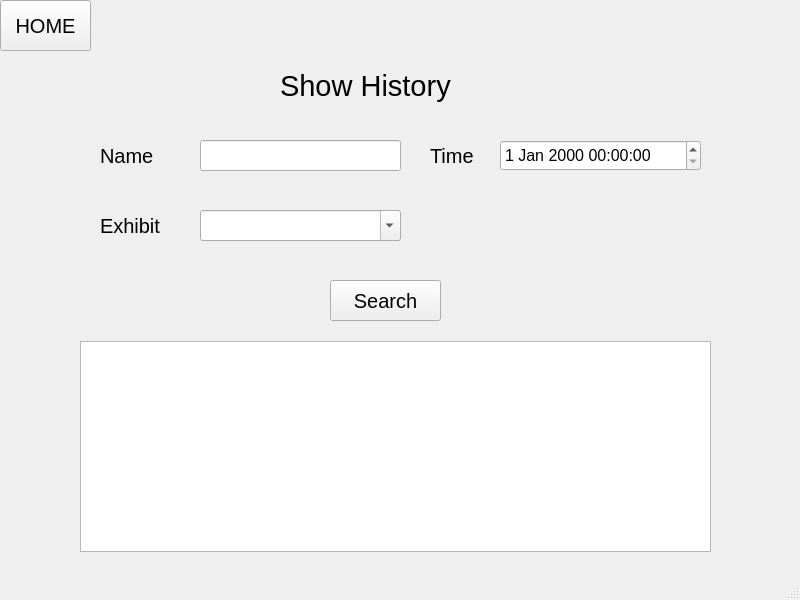
This is ui/visitorShowHistory.ui in jxzhou131/CS-4400-Atlanta-Zoo-Database as Qt 5 draws it before an edit. The edited form follows.
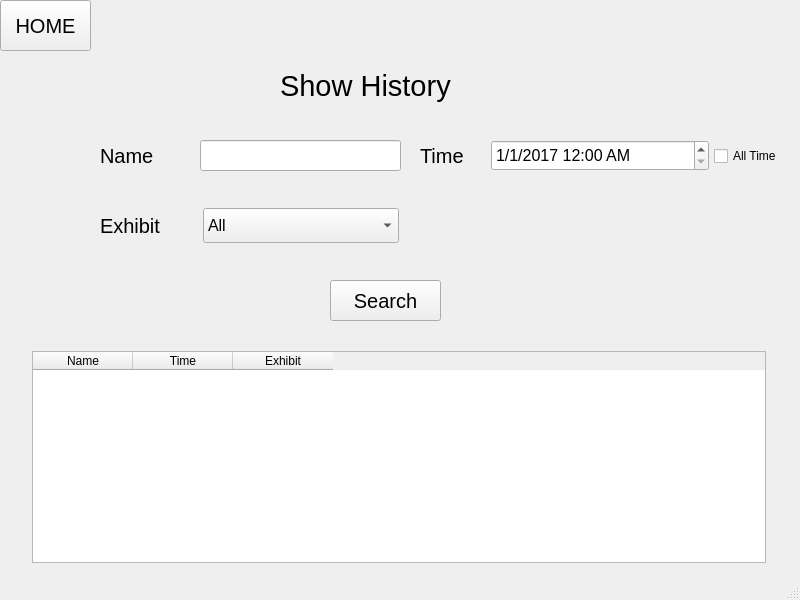
This is the edited form.

The edit to the form file:
```diff
--- a/ui/visitorShowHistory.ui
+++ b/ui/visitorShowHistory.ui
@@ -71,18 +71,40 @@
    <widget class="QDateTimeEdit" name="dateTimeEdit">
     <property name="geometry">
      <rect>
-      <x>500</x>
+      <x>491</x>
       <y>140</y>
-      <width>201</width>
+      <width>218</width>
       <height>31</height>
      </rect>
     </property>
+    <property name="minimumSize">
+     <size>
+      <width>218</width>
+      <height>31</height>
+     </size>
+    </property>
+    <property name="maximumSize">
+     <size>
+      <width>218</width>
+      <height>31</height>
+     </size>
+    </property>
     <property name="font">
      <font>
       <family>MS Sans Serif</family>
       <pointsize>12</pointsize>
      </font>
     </property>
+    <property name="date">
+     <date>
+      <year>2017</year>
+      <month>1</month>
+      <day>1</day>
+     </date>
+    </property>
+    <property name="displayFormat">
+     <string>M/d/yyyy h:mm AP</string>
+    </property>
    </widget>
    <widget class="QLabel" name="nameLabel">
     <property name="geometry">
@@ -103,16 +125,6 @@
      <string>Name</string>
     </property>
    </widget>
-   <widget class="QTableView" name="tableView">
-    <property name="geometry">
-     <rect>
-      <x>80</x>
-      <y>341</y>
-      <width>631</width>
-      <height>211</height>
-     </rect>
-    </property>
-   </widget>
    <widget class="QLabel" name="exhibitHistoryLabel">
     <property name="geometry">
      <rect>
@@ -154,12 +166,24 @@
    <widget class="QLabel" name="timeLabel">
     <property name="geometry">
      <rect>
-      <x>430</x>
+      <x>420</x>
       <y>140</y>
-      <width>71</width>
+      <width>58</width>
       <height>31</height>
      </rect>
     </property>
+    <property name="minimumSize">
+     <size>
+      <width>58</width>
+      <height>31</height>
+     </size>
+    </property>
+    <property name="maximumSize">
+     <size>
+      <width>58</width>
+      <height>31</height>
+     </size>
+    </property>
     <property name="font">
      <font>
       <family>MS Sans Serif</family>
@@ -170,24 +194,125 @@
      <string>Time</string>
     </property>
    </widget>
-   <widget class="QFontComboBox" name="fontComboBox">
+   <widget class="QComboBox" name="exhibitComboBox">
     <property name="geometry">
      <rect>
-      <x>200</x>
-      <y>210</y>
-      <width>201</width>
-      <height>31</height>
+      <x>203</x>
+      <y>208</y>
+      <width>196</width>
+      <height>35</height>
      </rect>
     </property>
+    <property name="minimumSize">
+     <size>
+      <width>196</width>
+      <height>35</height>
+     </size>
+    </property>
+    <property name="maximumSize">
+     <size>
+      <width>196</width>
+      <height>35</height>
+     </size>
+    </property>
     <property name="font">
      <font>
       <family>MS Sans Serif</family>
       <pointsize>12</pointsize>
      </font>
     </property>
-    <property name="currentText">
-     <string/>
+    <item>
+     <property name="text">
+      <string>All</string>
+     </property>
+    </item>
+    <item>
+     <property name="text">
+      <string>Sahara</string>
+     </property>
+    </item>
+    <item>
+     <property name="text">
+      <string>Pacific</string>
+     </property>
+    </item>
+    <item>
+     <property name="text">
+      <string>Birds</string>
+     </property>
+    </item>
+    <item>
+     <property name="text">
+      <string>Jungle</string>
+     </property>
+    </item>
+    <item>
+     <property name="text">
+      <string>Mountainous</string>
+     </property>
+    </item>
+   </widget>
+   <widget class="QCheckBox" name="allTimeCheckBox">
+    <property name="geometry">
+     <rect>
+      <x>714</x>
+      <y>146</y>
+      <width>81</width>
+      <height>20</height>
+     </rect>
     </property>
+    <property name="minimumSize">
+     <size>
+      <width>81</width>
+      <height>20</height>
+     </size>
+    </property>
+    <property name="maximumSize">
+     <size>
+      <width>81</width>
+      <height>20</height>
+     </size>
+    </property>
+    <property name="text">
+     <string>All Time</string>
+    </property>
+   </widget>
+   <widget class="QTableWidget" name="tableWidget">
+    <property name="geometry">
+     <rect>
+      <x>32</x>
+      <y>351</y>
+      <width>734</width>
+      <height>212</height>
+     </rect>
+    </property>
+    <property name="minimumSize">
+     <size>
+      <width>734</width>
+      <height>212</height>
+     </size>
+    </property>
+    <property name="maximumSize">
+     <size>
+      <width>734</width>
+      <height>212</height>
+     </size>
+    </property>
+    <column>
+     <property name="text">
+      <string>Name</string>
+     </property>
+    </column>
+    <column>
+     <property name="text">
+      <string>Time</string>
+     </property>
+    </column>
+    <column>
+     <property name="text">
+      <string>Exhibit</string>
+     </property>
+    </column>
    </widget>
   </widget>
   <widget class="QStatusBar" name="statusbar"/>
```
Left out of the diff: 74 changed lines with no effect on the pictures.
